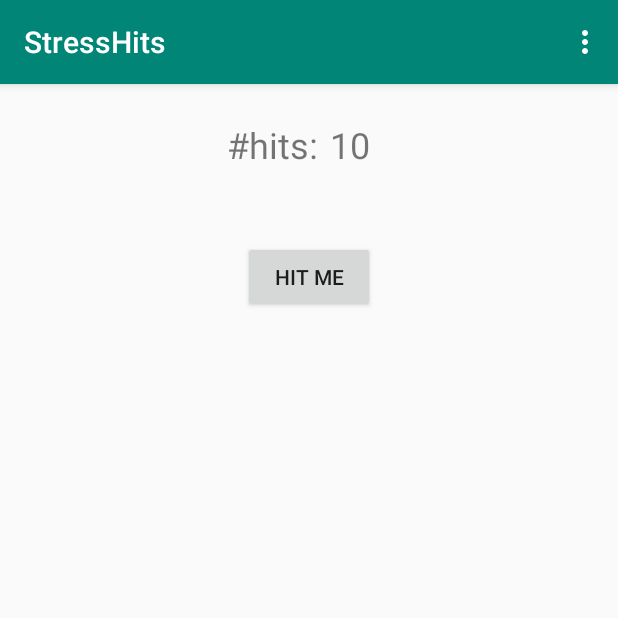
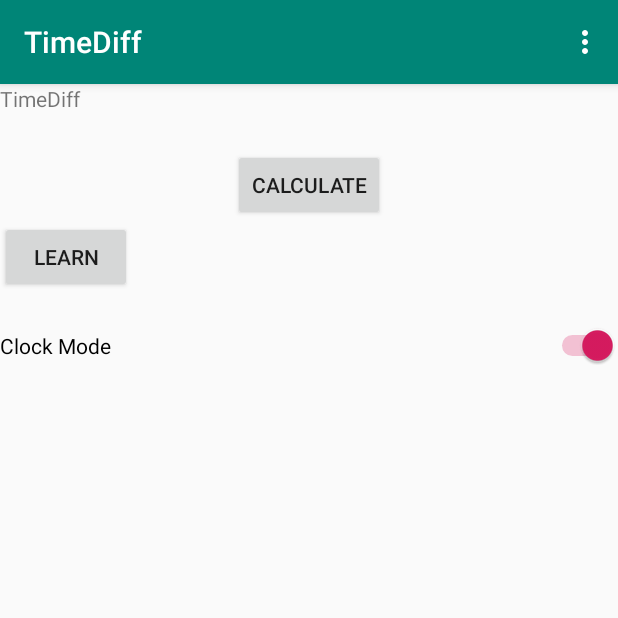
Before and after one commit to forrestpark/UIMA, an Android app: the screen it shows after launch (MainActivity), in the options menu, after a tap on "Settings", on a phone screen of 412 x 824 dp, the top half of it. Run offline under Robolectric (Android 15) with nearby library versions, the phone set to English and light mode, and no system bars.

Commit message:
initialized project

```diff
--- /dev/null
+++ b/StressHits/app/src/main/java/com/uima/joanne/stresshits/LearnActivity.java
@@ -0,0 +1,13 @@
+package com.uima.joanne.stresshits;
+
+import android.support.v7.app.AppCompatActivity;
+import android.os.Bundle;
+
+public class LearnActivity extends AppCompatActivity {
+
+    @Override
+    protected void onCreate(Bundle savedInstanceState) {
+        super.onCreate(savedInstanceState);
+        setContentView(R.layout.activity_learn);
+    }
+}
--- a/StressHits/app/src/main/java/com/uima/joanne/stresshits/MainActivity.java
+++ b/StressHits/app/src/main/java/com/uima/joanne/stresshits/MainActivity.java
@@ -10,12 +10,16 @@ import android.util.Log;
 import android.view.Menu;
 import android.view.MenuItem;
 import android.view.View;
+import android.widget.CompoundButton;
+import android.widget.Switch;
 import android.widget.TextView;
 
 public class MainActivity extends AppCompatActivity {
 
     private Integer numHits;
     private SharedPreferences myPrefs;
+    private Switch clockMode;
+    private boolean clockModeIsChecked;
 
     @Override
     protected void onCreate(Bundle savedInstanceState) {
@@ -25,18 +29,40 @@ public class MainActivity extends AppCompatActivity {
         Context context = getApplicationContext(); // app level storage
         myPrefs = PreferenceManager.getDefaultSharedPreferences(context);
 
-        SharedPreferences.Editor peditor = myPrefs.edit();
-        peditor.putInt("hitsValue", -1);
-        peditor.apply();
+        clockMode = (Switch) findViewById(R.id.clock_switch);
+        clockMode.setOnCheckedChangeListener(new CompoundButton.OnCheckedChangeListener() {
+            @Override
+            public void onCheckedChanged(CompoundButton buttonView, boolean isChecked) {
+                if (isChecked) {
+                    // 24 hr mode
+                    Log.d("onCreate", "24 hr mode!");
+                } else {
+                    // 12 hr mode
+                    Log.d("onCreate", "12 hr mode!");
+                }
+                clockModeIsChecked = isChecked;
+                Log.d("onCheckedChange", Boolean.toString(clockModeIsChecked));
+            }
+        });
+
+        Log.d("onCreate", "i'm creating");
+
+//        SharedPreferences.Editor peditor = myPrefs.edit();
+//        peditor.putBoolean("clockModeIsChecked", clockModeIsChecked);
+//        peditor.apply();
     }
 
     @Override
     protected void onStart() {
         super.onStart();
 
-        numHits = myPrefs.getInt("hitsValue", 0);
-        TextView hits = (TextView) findViewById(R.id.hits_value);
-        hits.setText(numHits.toString());
+        // get from bundle
+        clockModeIsChecked = myPrefs.getBoolean("clockModeIsChecked", true);
+        Log.d("onStart", Boolean.toString(clockModeIsChecked));
+        clockMode.setChecked(clockModeIsChecked);
+//        numHits = myPrefs.getInt("hitsValue", 0);
+//        TextView hits = (TextView) findViewById(R.id.hits_value);
+//        hits.setText(numHits.toString());
     }
 
     @Override
@@ -48,7 +74,8 @@ public class MainActivity extends AppCompatActivity {
     protected void onPause() {
 
         SharedPreferences.Editor peditor = myPrefs.edit();
-        peditor.putInt("hitsValue", numHits);
+        peditor.putBoolean("clockModeIsChecked", clockModeIsChecked);
+        // peditor.putInt("hitsValue", numHits);
         peditor.apply();
 
         super.onPause();
@@ -59,7 +86,8 @@ public class MainActivity extends AppCompatActivity {
     protected void onStop() {
 
         SharedPreferences.Editor peditor = myPrefs.edit();
-        peditor.putInt("hitsValue", 10);
+        peditor.putBoolean("clockModeIsChecked", clockModeIsChecked);
+        // peditor.putInt("hitsValue", 10);
         peditor.apply();
 
         super.onStop();
@@ -94,11 +122,15 @@ public class MainActivity extends AppCompatActivity {
         return super.onOptionsItemSelected(item);
     }
 
-    /** Called when the user clicks the HITME button */
-    public void hitme(View view) {
+    public void calculate(View view) {
         // Do something in response to button
+        Intent intent = new Intent(MainActivity.this, CalculateActivity.class);
+        startActivity(intent);
+    }
 
-        Intent intent = new Intent(MainActivity.this, HitsActivity.class);
+    public void learn(View view) {
+        // Do something in response to button
+        Intent intent = new Intent(MainActivity.this, LearnActivity.class);
         startActivity(intent);
     }
 }
--- a/StressHits/app/src/main/res/layout/activity_main.xml
+++ b/StressHits/app/src/main/res/layout/activity_main.xml
@@ -7,38 +7,31 @@
         android:orientation="vertical"
         tools:context=".MainActivity">
 
-        <LinearLayout
-            android:layout_width="wrap_content"
-            android:layout_height="wrap_content"
-            android:layout_gravity="center_horizontal"
-            android:layout_marginTop="24dp"
-            android:orientation="horizontal">
+    <TextView
+        android:id="@+id/appName"
+        android:layout_width="match_parent"
+        android:layout_height="wrap_content"
+        android:text="@string/app_name" />
 
-            <TextView
-                android:id="@+id/hits_label"
-                android:layout_width="wrap_content"
-                android:layout_height="wrap_content"
-                android:layout_marginRight="8sp"
-                android:text="@string/hits_msg"
-                android:textSize="24sp" />
+    <Button
+        android:layout_width="wrap_content"
+        android:layout_height="wrap_content"
+        android:layout_gravity="center"
+        android:layout_marginTop="24dp"
+        android:onClick="calculate"
+        android:text="@string/btn_calculate" />
 
-            <TextView
-                android:id="@+id/hits_value"
-                android:layout_width="wrap_content"
-                android:layout_height="wrap_content"
-                android:layout_gravity="center_horizontal"
-                android:layout_marginTop="24dp"
-                android:hint="hint"
-                android:textSize="24sp" />
+    <Button
+        android:id="@+id/button"
+        android:layout_width="wrap_content"
+        android:layout_height="wrap_content"
+        android:onClick="learn"
+        android:text="@string/btn_learn" />
 
-        </LinearLayout>
+    <Switch
+        android:id="@+id/clock_switch"
+        android:layout_width="match_parent"
+        android:layout_height="70dp"
+        android:text="@string/clock_switch" />
 
-        <Button
-            android:layout_width="wrap_content"
-            android:layout_height="wrap_content"
-            android:layout_gravity="center"
-            android:layout_marginTop="24dp"
-            android:text="@string/btn_hit"
-            android:onClick="hitme"/>
-
-    </LinearLayout>
+</LinearLayout>
--- a/StressHits/app/src/main/res/values/strings.xml
+++ b/StressHits/app/src/main/res/values/strings.xml
@@ -1,11 +1,14 @@
 <resources>
-    <string name="app_name">StressHits</string>
+    <string name="app_name">TimeDiff</string>
     <string name="encourage">Let it go!</string>
     <string name="action_settings">Settings</string>
     <string name="edit_message">Enter Name</string>
-    <string name="btn_hit">HIT ME</string>
+    <string name="btn_calculate">CALCULATE</string>
+    <string name="btn_learn">LEARN</string>
+    <string name="clock_switch">Clock Mode</string>
     <string name="btn_sm">little hit</string>
     <string name="btn_lg">BIG HIT</string>
     <string name="hits_msg">#hits:</string>
     <string name="title_activity_hits">HitsActivity</string>
+    <string name="title_activity_calculate">CalculateActivity</string>
 </resources>
```
Also changed, not shown: StressHits/app/src/main/AndroidManifest.xml (+18 -4 lines), StressHits/app/src/main/java/com/uima/joanne/stresshits/CalculateActivity.java (added, +13 -0 lines), StressHits/app/src/main/res/layout/activity_calculate.xml (added, +52 -0 lines), StressHits/app/src/main/res/layout/activity_learn.xml (added, +9 -0 lines).
